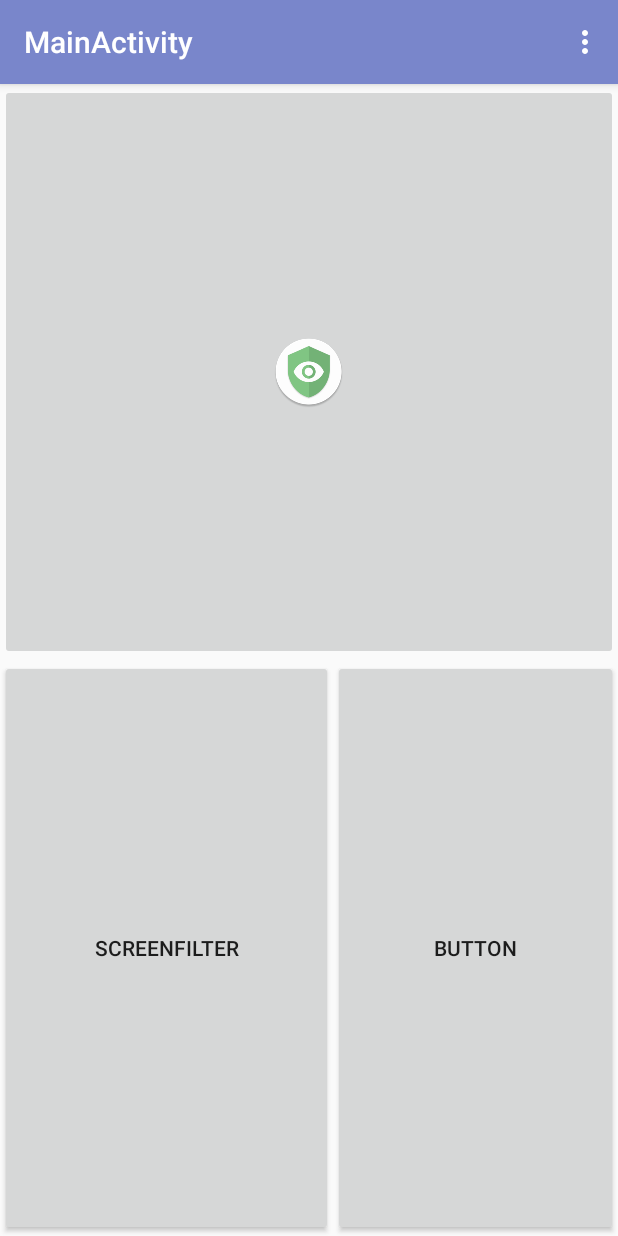
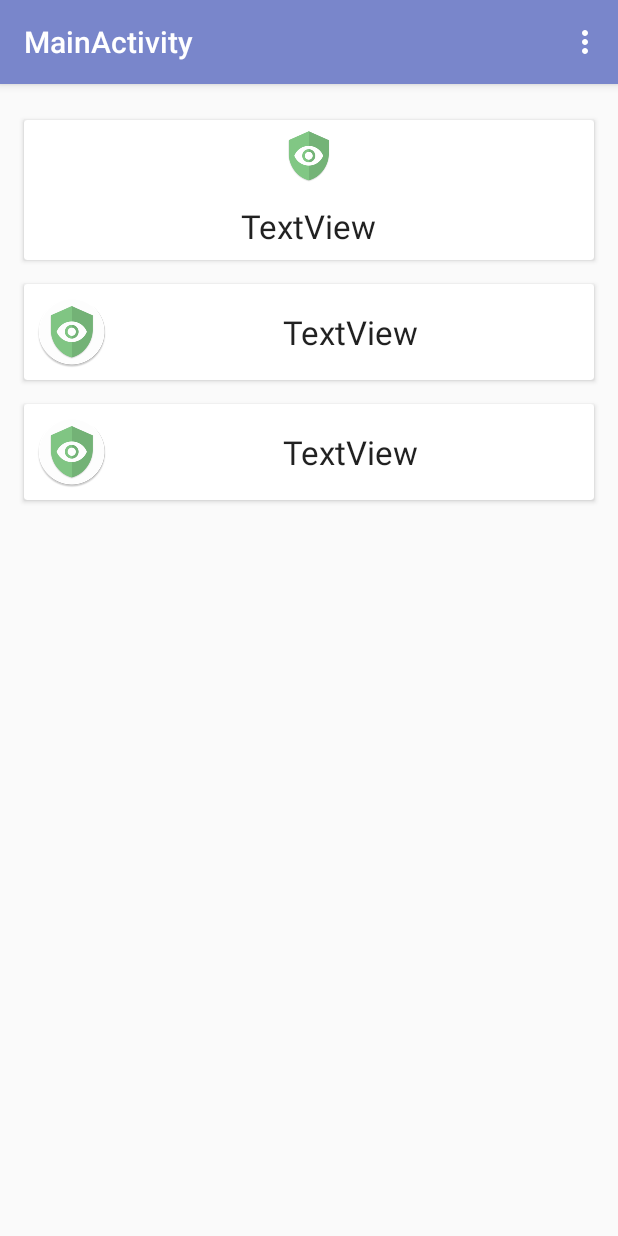
Before and after one commit to whdgmawkd/eye_cover, an Android app: the MainActivity screen opened directly, with no data from a screen before it, on a phone screen of 412 x 824 dp. Run offline under Robolectric (Android 15) with nearby library versions, the phone set to English and light mode, and no system bars.

Commit message:
change main activity layout and add CardView for concept design

```diff
--- a/app/build.gradle
+++ b/app/build.gradle
@@ -33,4 +33,5 @@ dependencies {
     compile 'com.android.support:support-vector-drawable:26.+'
     compile 'com.android.support:design:26.+'
     testCompile 'junit:junit:4.12'
+    compile 'com.android.support:cardview-v7:26.0.0-alpha1'
 }
--- a/app/src/main/java/kr/hs/yii/make/eyecover/MainActivity.java
+++ b/app/src/main/java/kr/hs/yii/make/eyecover/MainActivity.java
@@ -12,6 +12,7 @@ import android.support.design.widget.FloatingActionButton;
 import android.support.design.widget.Snackbar;
 import android.support.v7.app.AlertDialog;
 import android.support.v7.app.AppCompatActivity;
+import android.support.v7.widget.CardView;
 import android.support.v7.widget.Toolbar;
 import android.util.Log;
 import android.view.Menu;
@@ -26,39 +27,26 @@ import kr.hs.yii.make.eyecover.screenfilter.ScreenfilterService;
 import kr.hs.yii.make.eyecover.services.NotificationService;
 import kr.hs.yii.make.eyecover.utils.Utility;
 
-public class MainActivity extends AppCompatActivity {
+public class MainActivity extends AppCompatActivity implements View.OnClickListener{
 
-    private ImageButton eyecoverBtn;
-    private Button scBtn;
+    private CardView eyecoverCardview;
+    private CardView usePatternCardview;
+    private CardView screenFilterCardview;
 
     @Override
     protected void onCreate(Bundle savedInstanceState) {
         super.onCreate(savedInstanceState);
         setContentView(R.layout.activity_main);
-        scBtn = (Button)findViewById(R.id.btn_screenfilter);
-        scBtn.setOnClickListener(new View.OnClickListener() {
-            @Override
-            public void onClick(View view) {
-                Log.d("MainActivity", "callScreenFilterService");
-                Intent scfIntent = new Intent(getApplicationContext(), ScreenfilterService.class);
-                scfIntent.putExtra(getString(R.string.intent_screenfilter), true);
-                getApplicationContext().startService(scfIntent);
-                Intent i = new Intent();
-                i.setAction(TileReceiver.ACTION_UPDATE_STATUS);
-                i.putExtra(Utility.EXTRA_ACTION,Utility.ACTION_START);
-                sendBroadcast(i);
-            }
-        });
         Toolbar toolbar = (Toolbar) findViewById(R.id.toolbar);
         setSupportActionBar(toolbar);
         getApplicationContext().startService(new Intent(this,NotificationService.class));
-        eyecoverBtn = (ImageButton)findViewById(R.id.eyecoverMainButton);
-        eyecoverBtn.setOnClickListener(new View.OnClickListener() {
-            @Override
-            public void onClick(View view) {
-                startActivity(new Intent(getApplicationContext(),EyecoverActivity.class));
-            }
-        });
+        eyecoverCardview = (CardView)findViewById(R.id.eyeCoverCardview);
+        usePatternCardview = (CardView)findViewById(R.id.usePatternCardview);
+        screenFilterCardview = (CardView)findViewById(R.id.screenFilterCardview);
+        eyecoverCardview.setOnClickListener(this);
+        usePatternCardview.setOnClickListener(this);
+        screenFilterCardview.setOnClickListener(this);
+
     }
 
     @Override
@@ -80,4 +68,19 @@ public class MainActivity extends AppCompatActivity {
         inflater.inflate(R.menu.activity_main_menu, menu);
         return true;
     }
+
+    @Override
+    public void onClick(View view) {
+        int viewID = view.getId();
+
+        switch(viewID){
+            case R.id.eyeCoverCardview:
+                startActivity(new Intent(this,EyecoverActivity.class));
+                break;
+            case R.id.usePatternCardview:
+                break;
+            case R.id.screenFilterCardview:
+                break;
+        }
+    }
 }
--- a/app/src/main/res/layout/content_main.xml
+++ b/app/src/main/res/layout/content_main.xml
@@ -1,5 +1,5 @@
 <?xml version="1.0" encoding="utf-8"?>
-<LinearLayout xmlns:android="http://schemas.android.com/apk/res/android"
+<android.support.constraint.ConstraintLayout xmlns:android="http://schemas.android.com/apk/res/android"
     xmlns:app="http://schemas.android.com/apk/res-auto"
     xmlns:tools="http://schemas.android.com/tools"
     android:layout_width="match_parent"
@@ -7,39 +7,149 @@ android:layout_height="match_parent"
     android:orientation="vertical"
     tools:context="kr.hs.yii.make.eyecover.MainActivity"
     tools:ShowIn="@layout/activity_main"
-    app:layout_behavior="@string/appbar_scrolling_view_behavior">
+    app:layout_behavior="@string/appbar_scrolling_view_behavior"
+    tools:layout_editor_absoluteY="25dp"
+    tools:layout_editor_absoluteX="0dp">
+
+    <android.support.v7.widget.CardView
+        android:id="@+id/eyeCoverCardview"
+        android:layout_width="0dp"
+        android:layout_height="wrap_content"
+        android:layout_marginEnd="16dp"
+        android:layout_marginStart="16dp"
+        android:layout_marginTop="24dp"
+        app:layout_constraintLeft_toLeftOf="parent"
+        app:layout_constraintRight_toRightOf="parent"
+        app:layout_constraintTop_toTopOf="parent"
+        android:clickable="true"
+        android:foreground="?android:attr/selectableItemBackground">
+
+        <android.support.constraint.ConstraintLayout
+            android:layout_width="match_parent"
+            android:layout_height="match_parent">
+
+            <TextView
+                android:id="@+id/textView"
+                android:layout_width="wrap_content"
+                android:layout_height="wrap_content"
+                android:layout_marginBottom="8dp"
+                android:layout_marginTop="8dp"
+                android:text="TextView"
+                android:textAppearance="@style/TextAppearance.AppCompat.Large"
+                app:layout_constraintBottom_toBottomOf="parent"
+                app:layout_constraintLeft_toLeftOf="parent"
+                app:layout_constraintRight_toRightOf="parent"
+                app:layout_constraintTop_toBottomOf="@+id/imageView" />
+
+            <ImageView
+                android:id="@+id/imageView"
+                android:layout_width="wrap_content"
+                android:layout_height="wrap_content"
+                app:layout_constraintLeft_toLeftOf="parent"
+                app:layout_constraintRight_toRightOf="parent"
+                app:layout_constraintTop_toTopOf="parent"
+                app:srcCompat="@mipmap/splash" />
+        </android.support.constraint.ConstraintLayout>
+
+    </android.support.v7.widget.CardView>
+
+    <android.support.v7.widget.CardView
+        android:id="@+id/usePatternCardview"
+        android:layout_width="0dp"
+        android:layout_height="wrap_content"
+        app:layout_constraintTop_toBottomOf="@+id/eyeCoverCardview"
+        app:layout_constraintLeft_toLeftOf="parent"
+        app:layout_constraintRight_toRightOf="parent"
+        android:layout_marginStart="16dp"
+        android:layout_marginEnd="16dp"
+        android:layout_marginTop="16dp"
+        android:clickable="true"
+        android:foreground="?android:attr/selectableItemBackground">
+
+        <android.support.constraint.ConstraintLayout
+            android:layout_width="match_parent"
+            android:layout_height="match_parent">
+
+            <ImageView
+                android:id="@+id/imageView2"
+                android:layout_width="wrap_content"
+                android:layout_height="wrap_content"
+                android:layout_marginBottom="8dp"
+                android:layout_marginLeft="8dp"
+                android:layout_marginTop="8dp"
+                app:layout_constraintBottom_toBottomOf="parent"
+                app:layout_constraintLeft_toLeftOf="parent"
+                app:layout_constraintTop_toTopOf="parent"
+                app:srcCompat="@mipmap/ic_launcher"
+                android:layout_marginStart="8dp" />
+
+            <TextView
+                android:id="@+id/textView2"
+                android:layout_width="wrap_content"
+                android:layout_height="wrap_content"
+                android:layout_marginBottom="8dp"
+                android:layout_marginLeft="8dp"
+                android:layout_marginRight="8dp"
+                android:layout_marginTop="8dp"
+                android:text="TextView"
+                android:textAppearance="@style/TextAppearance.AppCompat.Large"
+                app:layout_constraintBottom_toBottomOf="parent"
+                app:layout_constraintLeft_toRightOf="@+id/imageView2"
+                app:layout_constraintRight_toRightOf="parent"
+                app:layout_constraintTop_toTopOf="parent"
+                android:layout_marginStart="8dp"
+                android:layout_marginEnd="8dp" />
+        </android.support.constraint.ConstraintLayout>
+    </android.support.v7.widget.CardView>
 
 
-<ImageButton
-    android:id="@+id/eyecoverMainButton"
+    <android.support.v7.widget.CardView
+        android:id="@+id/screenFilterCardview"
+        android:layout_width="0dp"
+        android:layout_height="wrap_content"
+        android:layout_marginEnd="16dp"
+        android:layout_marginStart="16dp"
+        android:layout_marginTop="16dp"
+        app:layout_constraintLeft_toLeftOf="parent"
+        app:layout_constraintRight_toRightOf="parent"
+        app:layout_constraintTop_toBottomOf="@+id/usePatternCardview"
+        android:clickable="true"
+        android:foreground="?android:attr/selectableItemBackground">
+
+        <android.support.constraint.ConstraintLayout
             android:layout_width="match_parent"
-    android:layout_height="match_parent"
-    android:layout_weight="1"
-    app:srcCompat="@mipmap/ic_launcher"
-    tools:layout_editor_absoluteX="8dp"
-    tools:layout_editor_absoluteY="16dp" />
+            android:layout_height="match_parent">
 
-<LinearLayout
-    android:id="@+id/secondMenuContainer"
-    android:layout_width="match_parent"
-    android:layout_height="match_parent"
-    android:layout_weight="1"
-    android:orientation="horizontal"
-    tools:layout_editor_absoluteX="8dp"
-    tools:layout_editor_absoluteY="8dp">
+            <ImageView
+                android:id="@+id/imageView3"
+                android:layout_width="wrap_content"
+                android:layout_height="wrap_content"
+                android:layout_marginBottom="8dp"
+                android:layout_marginLeft="8dp"
+                android:layout_marginStart="8dp"
+                android:layout_marginTop="8dp"
+                app:layout_constraintBottom_toBottomOf="parent"
+                app:layout_constraintLeft_toLeftOf="parent"
+                app:layout_constraintTop_toTopOf="parent"
+                app:srcCompat="@mipmap/ic_launcher" />
 
-    <Button
-        android:id="@+id/btn_screenfilter"
+            <TextView
+                android:id="@+id/textView3"
                 android:layout_width="wrap_content"
-        android:layout_height="match_parent"
-        android:layout_weight="1"
-        android:text="screenfilter" />
+                android:layout_height="wrap_content"
+                android:layout_marginBottom="8dp"
+                android:layout_marginEnd="8dp"
+                android:layout_marginLeft="8dp"
+                android:layout_marginRight="8dp"
+                android:layout_marginStart="8dp"
+                android:layout_marginTop="8dp"
+                android:text="TextView"
+                android:textAppearance="@style/TextAppearance.AppCompat.Large"
+                app:layout_constraintBottom_toBottomOf="parent"
+                app:layout_constraintLeft_toRightOf="@+id/imageView3"
+                app:layout_constraintRight_toRightOf="parent"
+                app:layout_constraintTop_toTopOf="parent" />
+        </android.support.constraint.ConstraintLayout>
+    </android.support.v7.widget.CardView>
 
-    <Button
-        android:id="@+id/button2"
-        android:layout_width="wrap_content"
-        android:layout_height="match_parent"
-        android:layout_weight="1"
-        android:text="Button" />
-</LinearLayout>
-</LinearLayout>
+</android.support.constraint.ConstraintLayout>
```
Lines whose indentation alone changed are shown as unchanged.
